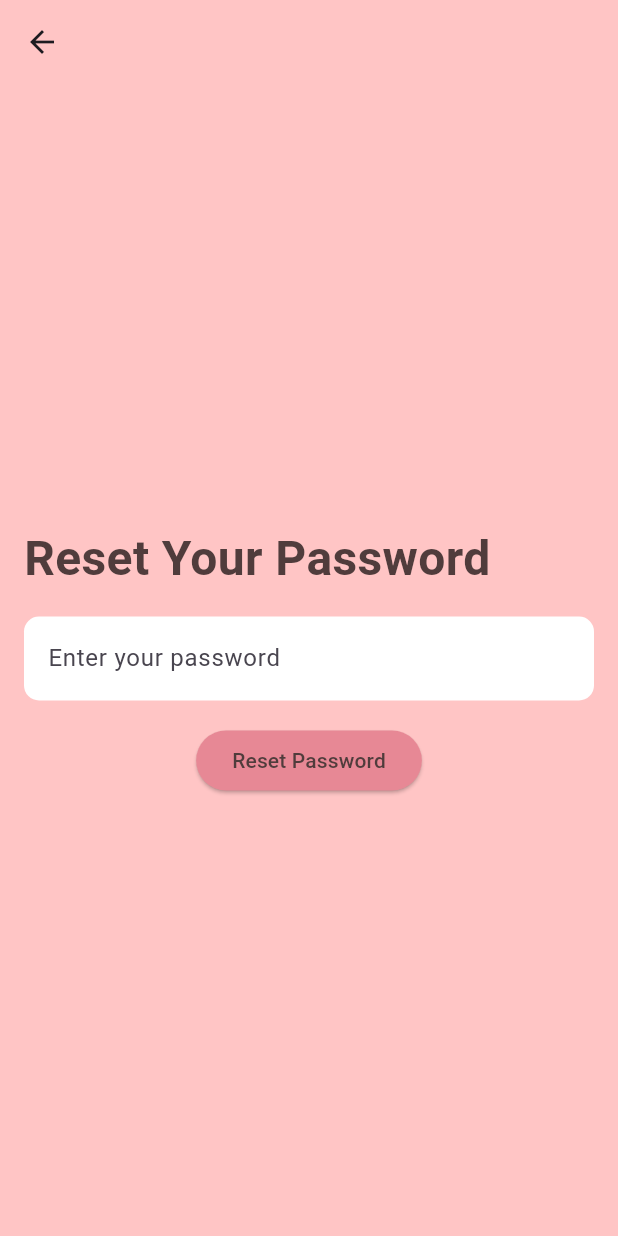
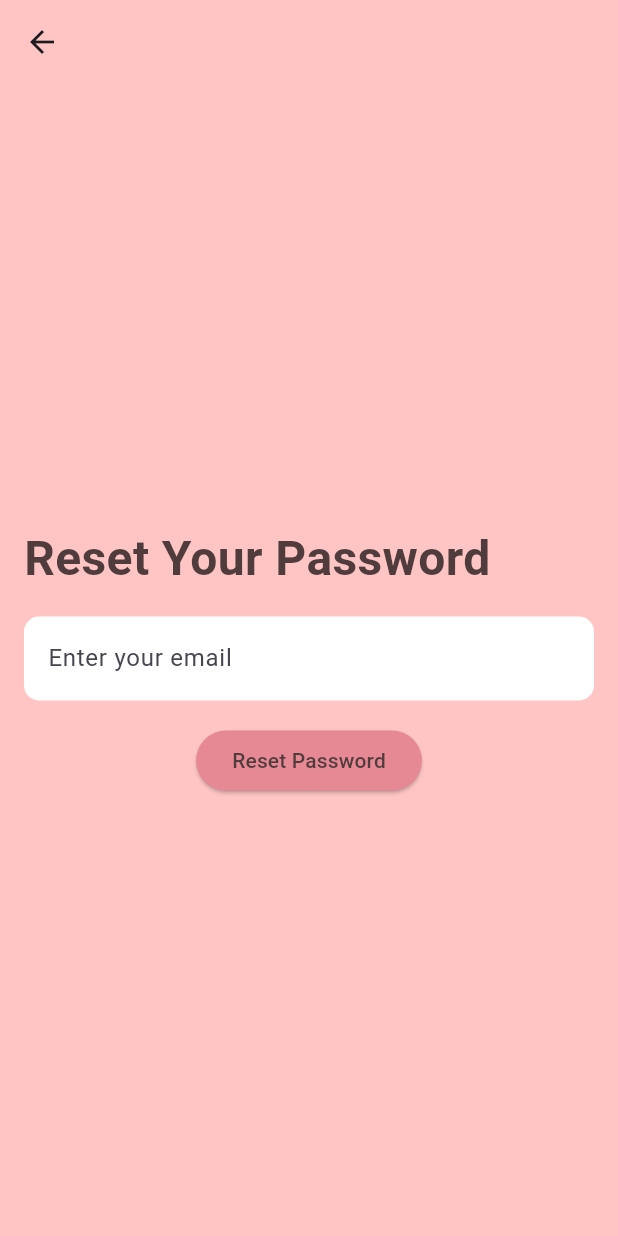
Before and after one commit to bokky224236/mib_login, a Flutter app: the screen it shows after launch, after a tap on "Forget your password?", on a phone screen of 412 x 824 dp. Run offline on Flutter 3.47's test engine with Material 3 defaults, Android fonts, the light colour scheme and no system bars; our stand-ins replace firebase_auth, firebase_core; accounts and stored records are empty.

Commit message:
ำทฟรส

```diff
--- a/lib/User/forgetpassword/forget.dart
+++ b/lib/User/forgetpassword/forget.dart
@@ -101,7 +101,7 @@ class ForgetPassword extends StatelessWidget {
                 controller: _emailController,
                 keyboardType: TextInputType.emailAddress,
                 decoration: InputDecoration(
-                  hintText: 'Enter your password',
+                  hintText: 'Enter your email',
                   filled: true,
                   fillColor: Colors.white,
                   border: OutlineInputBorder(
```
